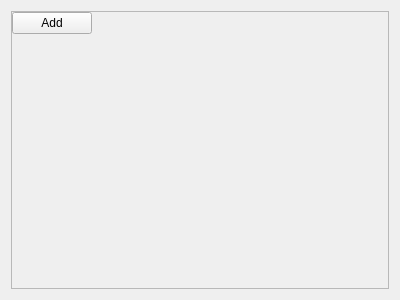
The window that UI/DataListPanel.ui (alexe-mgn/OCR) describes before a commit, drawn with Qt 5.
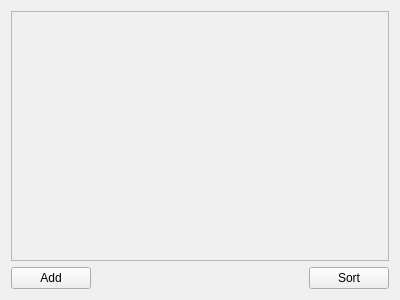
The same window after the commit.

Diff of the .ui file:
```diff
--- a/UI/DataListPanel.ui
+++ b/UI/DataListPanel.ui
@@ -37,7 +37,7 @@
         <x>0</x>
         <y>0</y>
         <width>376</width>
-        <height>276</height>
+        <height>239</height>
        </rect>
       </property>
       <property name="layoutDirection">
@@ -56,22 +56,6 @@
        <property name="bottomMargin">
         <number>0</number>
        </property>
-       <item>
-        <widget class="QPushButton" name="createButton">
-         <property name="sizePolicy">
-          <sizepolicy hsizetype="Fixed" vsizetype="Fixed">
-           <horstretch>0</horstretch>
-           <verstretch>0</verstretch>
-          </sizepolicy>
-         </property>
-         <property name="layoutDirection">
-          <enum>Qt::LeftToRight</enum>
-         </property>
-         <property name="text">
-          <string>Add</string>
-         </property>
-        </widget>
-       </item>
        <item>
         <spacer name="verticalSpacer">
          <property name="orientation">
@@ -89,6 +73,37 @@
      </widget>
     </widget>
    </item>
+   <item>
+    <layout class="QHBoxLayout" name="horizontalLayout">
+     <item>
+      <widget class="QPushButton" name="addButton">
+       <property name="text">
+        <string>Add</string>
+       </property>
+      </widget>
+     </item>
+     <item>
+      <spacer name="horizontalSpacer">
+       <property name="orientation">
+        <enum>Qt::Horizontal</enum>
+       </property>
+       <property name="sizeHint" stdset="0">
+        <size>
+         <width>40</width>
+         <height>20</height>
+        </size>
+       </property>
+      </spacer>
+     </item>
+     <item>
+      <widget class="QPushButton" name="sortButton">
+       <property name="text">
+        <string>Sort</string>
+       </property>
+      </widget>
+     </item>
+    </layout>
+   </item>
   </layout>
  </widget>
  <resources/>
```
